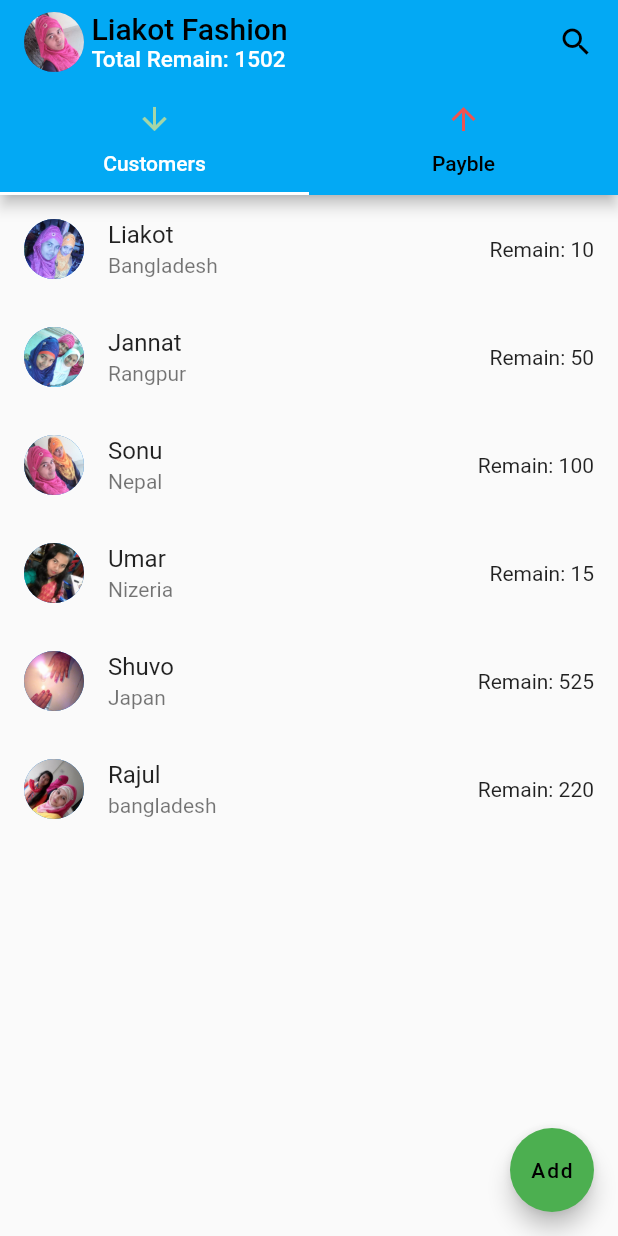
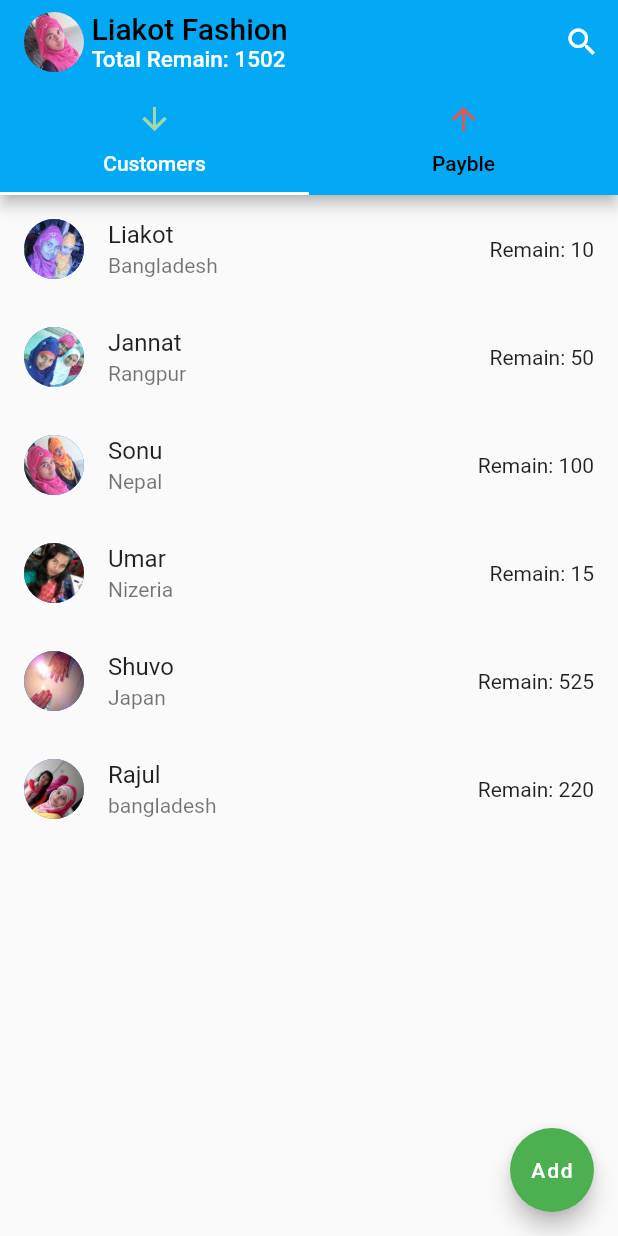
Before and after one commit to Liakot-ali/Flutter-Learn, a Flutter app: the screen it shows after launch, on a phone screen of 412 x 824 dp. Run offline on Flutter 3.47's test engine with Material 2 defaults, Android fonts, the phone set to English and light mode, and no system bars.

Commit message:
Refactoring the code:

```diff
--- a/lib/app_bar.dart
+++ b/lib/app_bar.dart
@@ -42,29 +42,6 @@ class appBar extends StatelessWidget {
             ),
           ],
         ),
-        //------------for set align------------
-        Expanded(
-          child: Align(
-            alignment: Alignment.centerRight,
-            child: Container(
-              child: GestureDetector(
-                onTap: () {
-                  ScaffoldMessenger.of(context).showSnackBar(
-                    new SnackBar(
-                      content: new Text("Search icon clicked"),
-                      behavior: SnackBarBehavior.floating,
-                      margin: EdgeInsets.only(bottom: 10.0),
-                    ),
-                  );
-                },
-                child: Icon(
-                  Icons.search,
-                  color: Colors.black,
-                ),
-              ),
-            ),
-          ),
-        ),
       ],
     );
   }
--- a/lib/home_page.dart
+++ b/lib/home_page.dart
@@ -1,4 +1,5 @@
 import 'package:easy_transaction/add_customer.dart';
+import 'package:easy_transaction/widgets/search_icon.dart';
 import 'package:flutter/cupertino.dart';
 import 'package:flutter/material.dart';
 import 'customer_adder.dart';
@@ -12,8 +13,8 @@ class HomePage extends StatefulWidget {
   }
 }
 
-class _HomePageState extends State<HomePage>{
-List<String> customers = [
+class _HomePageState extends State<HomePage> {
+  List<String> customers = [
     'Liakot',
     'Jannat',
     'Sonu',
@@ -38,7 +39,7 @@ List<String> customers = [
     "assets/shimu5.jpeg",
     "assets/shimu6.jpeg"
   ];
-  List<String> phone = ["", "", "", "","", ""];
+  List<String> phone = ["", "", "", "", "", ""];
   var clicked = 7;
 
   @override
@@ -51,6 +52,9 @@ List<String> customers = [
             child: appBar("Liakot Fashion", "Tajnagor, Parbatipur, Dinajpur",
                 "assets/shimu.jpeg", "Total Remain: 1502"),
           ),
+          actions: [
+            searchIcon(),
+          ],
           bottom: TabBar(
             labelColor: Colors.white,
             unselectedLabelColor: Colors.black,
@@ -80,6 +84,7 @@ List<String> customers = [
           ],
         ),
         floatingActionButton: FloatingActionButton(
+          foregroundColor: Colors.white,
           onPressed: () {
             clicked++;
             Navigator.push<String>(
@@ -104,11 +109,7 @@ List<String> customers = [
               });
             });
           },
-          child: Text(
-            "Add",
-            style: TextStyle(color: Colors.black),
-            maxLines: 1,
-          ),
+          child: Text("Add"),
         ),
         floatingActionButtonLocation: FloatingActionButtonLocation.endFloat,
       ),
```
Also changed, not shown: lib/customers.dart (+11 -8 lines), lib/shop_profile.dart (+15 -0 lines).
